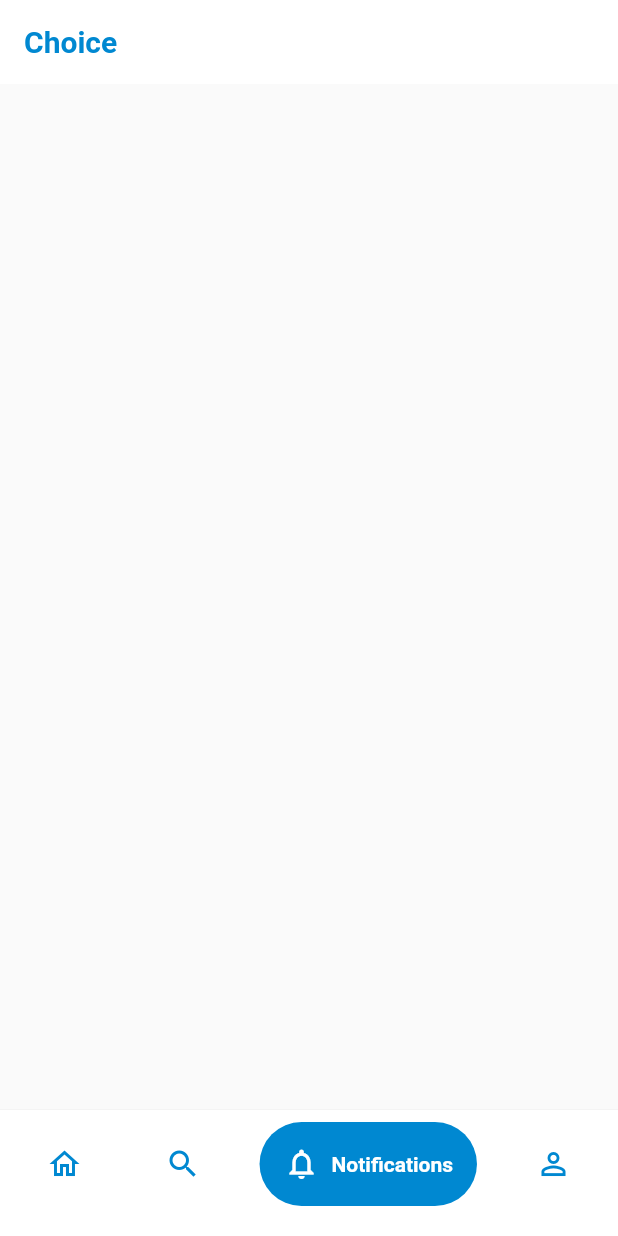
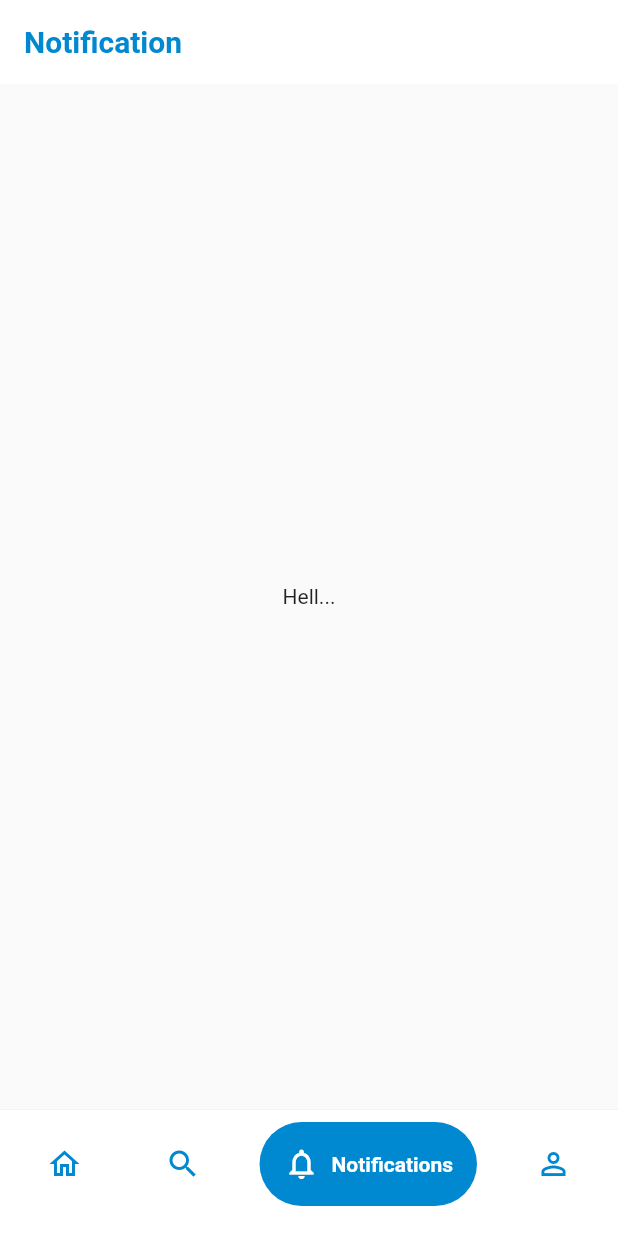
Before and after one commit to SokkunNORN/choice, a Flutter app: the screen it shows after launch, item 3 of the bottom bar chosen, on a phone screen of 412 x 824 dp. Run offline on Flutter 3.47's test engine with Material 2 defaults, Android fonts, the light colour scheme and no system bars; drawn by our look-alikes of google_nav_bar; our stand-ins replace get.

Commit message:
feat(view): add page navigation

```diff
--- /dev/null
+++ b/lib/module/nav_bar/home/bindings/home.dart
@@ -0,0 +1,10 @@
+import 'package:choice/module/nav_bar/home/controller/home.dart';
+import 'package:get/get.dart';
+
+class HomeBinding extends Binding {
+  @override
+  @override
+  List<Bind> dependencies() => [
+    Bind.lazyPut(() => HomeController())
+  ];
+}
--- /dev/null
+++ b/lib/module/nav_bar/home/controller/home.dart
@@ -0,0 +1,5 @@
+import 'package:get/get_state_manager/get_state_manager.dart';
+
+class HomeController extends GetxController {
+
+}
--- /dev/null
+++ b/lib/module/nav_bar/notification/controller/notification.dart
@@ -0,0 +1,5 @@
+import 'package:get/get_state_manager/get_state_manager.dart';
+
+class NotificationController extends GetxController {
+
+}
--- /dev/null
+++ b/lib/module/nav_bar/notification/view/notification.dart
@@ -0,0 +1,29 @@
+import 'package:choice/common/common.dart';
+import 'package:choice/module/nav_bar/notification/controller/notification.dart';
+import 'package:flutter/material.dart';
+import 'package:get/get.dart';
+
+class NotificationView extends GetView<NotificationController> {
+  const NotificationView({Key? key}) : super(key: key);
+
+  @override
+  Widget build(BuildContext context) {
+    return Scaffold(
+      appBar: AppBar(
+        centerTitle: false,
+        title: const Text(
+          'Notification',
+          style: TextStyle(
+            color: cPrimaryColor,
+            fontWeight: FontWeight.bold
+          ),
+        ),
+        backgroundColor: cWhiteColor,
+        elevation: 0
+      ),
+      body: Container(
+        child: Center(child: Text('Hell...')),
+      ),
+    );
+  }
+}
--- /dev/null
+++ b/lib/module/nav_bar/profile/bindings/profile.dart
@@ -0,0 +1,10 @@
+import 'package:choice/module/nav_bar/profile/controller/profile.dart';
+import 'package:get/get.dart';
+
+class ProfileBinding extends Binding {
+  @override
+  @override
+  List<Bind> dependencies() => [
+    Bind.lazyPut(() => ProfileController())
+  ];
+}
--- /dev/null
+++ b/lib/module/nav_bar/profile/controller/profile.dart
@@ -0,0 +1,5 @@
+import 'package:get/get_state_manager/get_state_manager.dart';
+
+class ProfileController extends GetxController {
+
+}
--- /dev/null
+++ b/lib/module/nav_bar/search/controller/search.dart
@@ -0,0 +1,5 @@
+import 'package:get/get_state_manager/get_state_manager.dart';
+
+class SearchController extends GetxController {
+
+}
--- a/lib/module/root/controller/root.dart
+++ b/lib/module/root/controller/root.dart
@@ -1,21 +1,31 @@
+import 'package:choice/module/nav_bar/home/view/home.dart';
+import 'package:choice/module/nav_bar/notification/view/notification.dart';
+import 'package:choice/module/nav_bar/profile/view/profile.dart';
+import 'package:choice/module/nav_bar/search/view/search.dart';
+import 'package:choice/routes/app_sreens.dart';
 import 'package:flutter/material.dart';
-import 'package:get/get_state_manager/get_state_manager.dart';
+import 'package:get/state_manager.dart';
 
 class RootController extends GetxController {
   final List<NavIcon> tabBars = [
-    NavIcon(icon: Icons.home_outlined, text: 'Home'),
-    NavIcon(icon: Icons.search, text: 'Search'),
-    NavIcon(icon: Icons.notifications_outlined, text: 'Notifications'),
-    NavIcon(icon: Icons.person_outline, text: 'Profile')
+    NavIcon(icon: Icons.home_outlined, text: 'Home', route: Routes.cHome, view: const HomeView()),
+    NavIcon(icon: Icons.search, text: 'Search', route: Routes.cSearch, view: const SearchView()),
+    NavIcon(icon: Icons.notifications_outlined, text: 'Notifications', route: Routes.cNotification, view: const NotificationView()),
+    NavIcon(icon: Icons.person_outline, text: 'Profile', route: Routes.cProfile, view: const ProfileView())
   ];
+  final RxInt tabBarIndex = 0.obs;
 }
 
 class NavIcon {
   IconData icon;
   String text;
+  String route;
+  GetView view;
 
   NavIcon({
     required this.icon,
-    required this.text
+    required this.text,
+    required this.route,
+    required this.view
   });
 }
--- a/lib/module/root/view/root.dart
+++ b/lib/module/root/view/root.dart
@@ -1,7 +1,7 @@
 import 'package:choice/common/common.dart';
 import 'package:choice/module/root/controller/root.dart';
 import 'package:flutter/material.dart';
-import 'package:get/get_state_manager/get_state_manager.dart';
+import 'package:get/get.dart';
 import 'package:google_nav_bar/google_nav_bar.dart';
 
 class RootView extends GetView<RootController> {
@@ -10,21 +10,10 @@ class RootView extends GetView<RootController> {
   @override
   Widget build(BuildContext context) {
     return Scaffold(
-      appBar: AppBar(
-        title: Row(
-          mainAxisAlignment: MainAxisAlignment.start,
-          children: const [
-            Text(
-              'Choice',
-              style: TextStyle(
-                color: cPrimaryColor,
-                fontWeight: FontWeight.bold
-              ),
-            ),
-          ]
-        ),
-        backgroundColor: cWhiteColor,
-        elevation: 0
+      body: Obx(() =>
+        Container(
+          child: controller.tabBars[controller.tabBarIndex.value].view,
+        )
       ),
       bottomNavigationBar: Container(
         decoration: const BoxDecoration(
@@ -40,7 +29,9 @@ class RootView extends GetView<RootController> {
             activeColor: cWhiteColor,
             color: cPrimaryColor,
             gap: 8,
-            onTabChange: (index) {},
+            onTabChange: (index) {
+              controller.tabBarIndex.value = index;
+            },
             padding: const EdgeInsets.all(16),
             tabBackgroundColor: cPrimaryColor,
             tabs: controller.tabBars.map((NavIcon item) =>
--- a/lib/routes/app_routes.dart
+++ b/lib/routes/app_routes.dart
@@ -1,9 +1,15 @@
 part of 'app_sreens.dart';
 
 abstract class Routes {
-  static const kHome = _Paths.kHome;
+  static const cHome = _Paths.cHome;
+  static const cSearch = _Paths.cSearch;
+  static const cNotification = _Paths.cNotification;
+  static const cProfile = _Paths.cProfile;
 }
 
 abstract class _Paths {
-  static const kHome = '/home';
+  static const cHome = '/home';
+  static const cSearch = '/search';
+  static const cNotification = '/notification';
+  static const cProfile = '/profile';
 }
--- a/lib/routes/app_sreens.dart
+++ b/lib/routes/app_sreens.dart
@@ -1,6 +1,12 @@
+import 'package:choice/module/nav_bar/home/bindings/home.dart';
+import 'package:choice/module/nav_bar/home/view/home.dart';
+import 'package:choice/module/nav_bar/profile/bindings/profile.dart';
+import 'package:choice/module/nav_bar/profile/view/profile.dart';
 import 'package:choice/module/root/bindings/root.dart';
 import 'package:choice/module/root/view/root.dart';
 import 'package:get/route_manager.dart';
+
+part 'app_routes.dart';
 
 class AppScreen {
   static const cInitial = '/';
@@ -12,6 +18,28 @@ class AppScreen {
       bindings: [RootBinding()],
       participatesInRootNavigator: true,
       preventDuplicates: true,
+      children: [
+        GetPage(
+          name: _Paths.cHome,
+          page: () => const HomeView(),
+          bindings: [HomeBinding()]
+        ),
+        GetPage(
+          name: _Paths.cSearch,
+          page: () => const HomeView(),
+          bindings: [HomeBinding()]
+        ),
+        GetPage(
+          name: _Paths.cNotification,
+          page: () => const HomeView(),
+          bindings: [HomeBinding()]
+        ),
+        GetPage(
+          name: _Paths.cProfile,
+          page: () => const ProfileView(),
+          bindings: [ProfileBinding()]
+        )
+      ],
     )
   ];
 }
--- a/pubspec.yaml
+++ b/pubspec.yaml
@@ -30,7 +30,7 @@ dependencies:
   flutter:
     sdk: flutter
   cupertino_icons: ^1.0.2
-  get: ^4.6.5
+  get: ^5.0.0-beta.50
   flutter_svg: ^1.0.3
   rounded_loading_button: ^2.0.8
   google_nav_bar: ^5.0.6
```
Also changed, not shown: lib/module/nav_bar/home/view/home.dart (added, +29 -0 lines), lib/module/nav_bar/notification/bindings/notification.dart (added, +10 -0 lines), lib/module/nav_bar/profile/view/profile.dart (added, +29 -0 lines), lib/module/nav_bar/search/bindings/search.dart (added, +10 -0 lines), lib/module/nav_bar/search/view/search.dart (added, +29 -0 lines), pubspec.lock.
